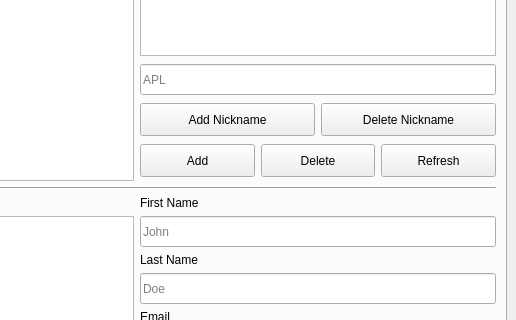
First picture: the form in client/ui/main_window.ui, repository Harrell18W/schedule-keeper, before the edit; both pictures show x 534 to 1050 and y 165 to 485 of the 1050 by 720 pixel window.
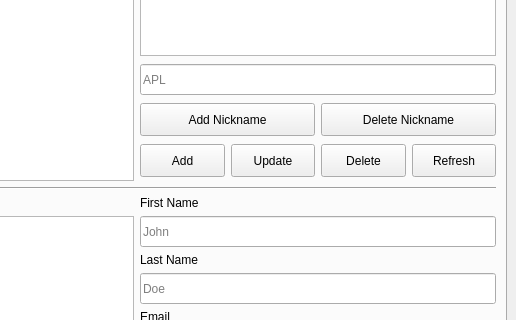
Second picture: the form after the edit. The open tabs and pages were chosen to show the change.

Commit message: added update button for customers

What changed in the file:
```diff
--- a/client/ui/main_window.ui
+++ b/client/ui/main_window.ui
@@ -251,7 +251,7 @@
                <widget class="QPushButton" name="customers_add_pushbutton">
                 <property name="maximumSize">
                  <size>
-                  <width>131</width>
+                  <width>97</width>
                   <height>33</height>
                  </size>
                 </property>
@@ -260,11 +260,24 @@
                 </property>
                </widget>
               </item>
+              <item>
+               <widget class="QPushButton" name="customers_update_pushbutton">
+                <property name="maximumSize">
+                 <size>
+                  <width>96</width>
+                  <height>33</height>
+                 </size>
+                </property>
+                <property name="text">
+                 <string>Update</string>
+                </property>
+               </widget>
+              </item>
               <item>
                <widget class="QPushButton" name="customers_delete_pushbutton">
                 <property name="maximumSize">
                  <size>
-                  <width>130</width>
+                  <width>97</width>
                   <height>33</height>
                  </size>
                 </property>
@@ -277,7 +290,7 @@
                <widget class="QPushButton" name="customers_refresh_pushbutton">
                 <property name="maximumSize">
                  <size>
-                  <width>131</width>
+                  <width>96</width>
                   <height>33</height>
                  </size>
                 </property>
```
Left out of the diff: 2 changed lines with no effect on the pictures. The commit also changes 5 other files.
